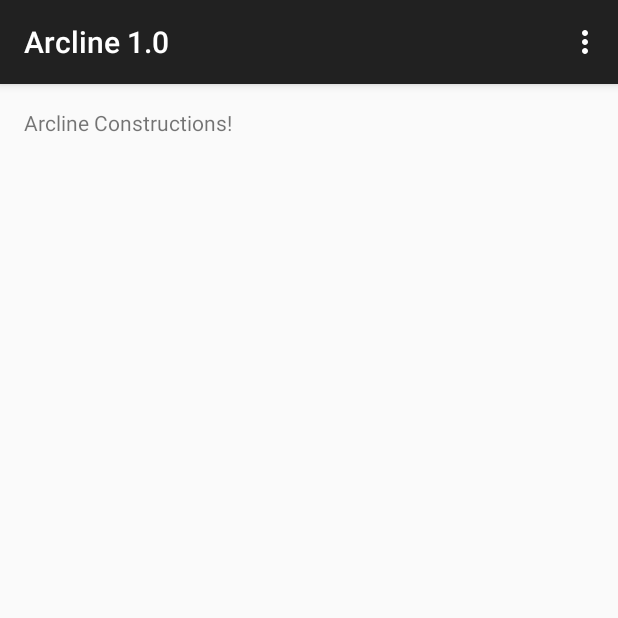
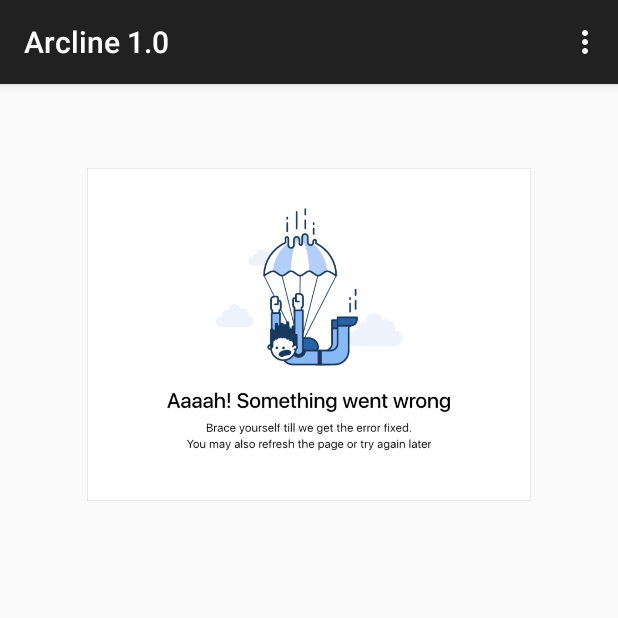
Before and after one commit to aneeshkrishnaaish/Arcline, an Android app: the MainActivity screen opened directly, with no data from a screen before it, on a phone screen of 412 x 824 dp, the top half of it. Run offline under Robolectric (Android 15) with nearby library versions, the phone set to English and light mode, and no system bars.

Commit message:
Error screen modified

```diff
--- a/app/src/main/java/com/sourcey/materiallogindemo/LoginActivity.java
+++ b/app/src/main/java/com/sourcey/materiallogindemo/LoginActivity.java
@@ -49,8 +49,8 @@ public class LoginActivity extends AppCompatActivity {
 
             @Override
             public void onClick(View v) {
-//                login(_emailText.getText().toString(),
-//                        _passwordText.getText().toString());
+                login(_emailText.getText().toString(),
+                        _passwordText.getText().toString());
             }
         });
 
@@ -67,7 +67,7 @@ public class LoginActivity extends AppCompatActivity {
         });
     }
 
-    public void login() {
+    public void login(String app_user_email, final String app_user_password) {
         Log.d(TAG, "Login");
 
         if (!validate()) {
@@ -81,14 +81,12 @@ public class LoginActivity extends AppCompatActivity {
                 R.style.AppTheme_Dark_Dialog);
         progressDialog.setIndeterminate(true);
         progressDialog.setMessage("Authenticating...");
-        progressDialog.show();
+        showDialog();
 
-        String email = _emailText.getText().toString();
-        final String password = _passwordText.getText().toString();
-
-        // TODO: Implement your own authentication logic here.
         StringRequest strReq = new StringRequest(Request.Method.POST,
                 URL_FOR_LOGIN, new Response.Listener<String>() {
+
+            // TODO: Implement your own authentication logic here.
 
             @Override
             public void onResponse(String response) {
@@ -133,15 +131,15 @@ public class LoginActivity extends AppCompatActivity {
             protected Map<String, String> getParams() {
                 // Posting params to login url
                 Map<String, String> params = new HashMap<String, String>();
-              /*  params.put("email", _emailText);
-                params.put("password", _passwordText);*/
+                params.put("app_user_email", app_user_email);
+                params.put("app_user_password", app_user_password);
                 return params;
             }
+            String app_user_email = _emailText.getText().toString();
 
         };
         // Adding request to request queue
         AppSingleton.getInstance(getApplicationContext()).addToRequestQueue(strReq, TAG);
-//        String password = _passwordText.getText().toString();
 
         // TODO: Implement your own authentication logic here.
 
--- a/app/src/main/res/layout/activity_main.xml
+++ b/app/src/main/res/layout/activity_main.xml
@@ -1,14 +1,22 @@
-<RelativeLayout xmlns:android="http://schemas.android.com/apk/res/android"
-    xmlns:tools="http://schemas.android.com/tools"
-    android:layout_width="match_parent"
-    android:layout_height="match_parent"
-    android:paddingLeft="@dimen/activity_horizontal_margin"
-    android:paddingRight="@dimen/activity_horizontal_margin"
-    android:paddingTop="@dimen/activity_vertical_margin"
-    android:paddingBottom="@dimen/activity_vertical_margin"
-    tools:context=".MainActivity">
+<?xml version="1.0" encoding="utf-8"?>
+<ScrollView xmlns:android="http://schemas.android.com/apk/res/android"
+    android:layout_width="fill_parent"
+    android:layout_height="fill_parent"
+    android:fitsSystemWindows="true">
 
-    <TextView android:text="@string/hello_world" android:layout_width="wrap_content"
-        android:layout_height="wrap_content" />
+    <LinearLayout
+        android:orientation="vertical"
+        android:layout_width="match_parent"
+        android:layout_height="wrap_content"
+        android:paddingTop="56dp"
+        android:paddingLeft="24dp"
+        android:paddingRight="24dp">
 
-</RelativeLayout>
+        <ImageView android:src="@drawable/error"
+            android:layout_width="wrap_content"
+            android:layout_height="222dp"
+            android:layout_marginBottom="24dp"
+            android:layout_gravity="center_horizontal" />
+
+    </LinearLayout>
+</ScrollView>
```
Also changed, not shown: app/src/main/res/drawable/error.png (added), 1 other file.
